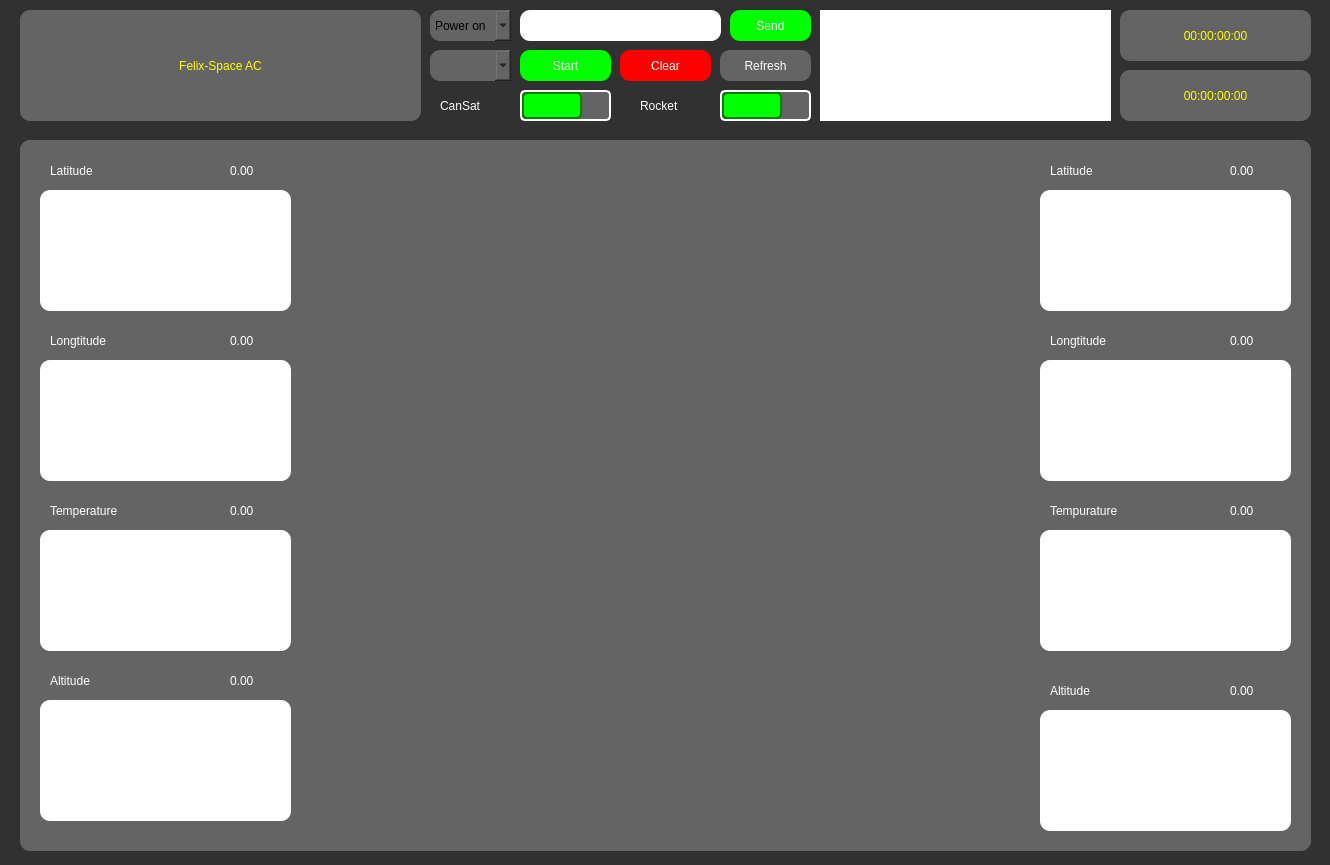
PeerapatArm/TH-CanSat, file Ground-station/resource/ui_TH_GS.ui: the form before one commit.
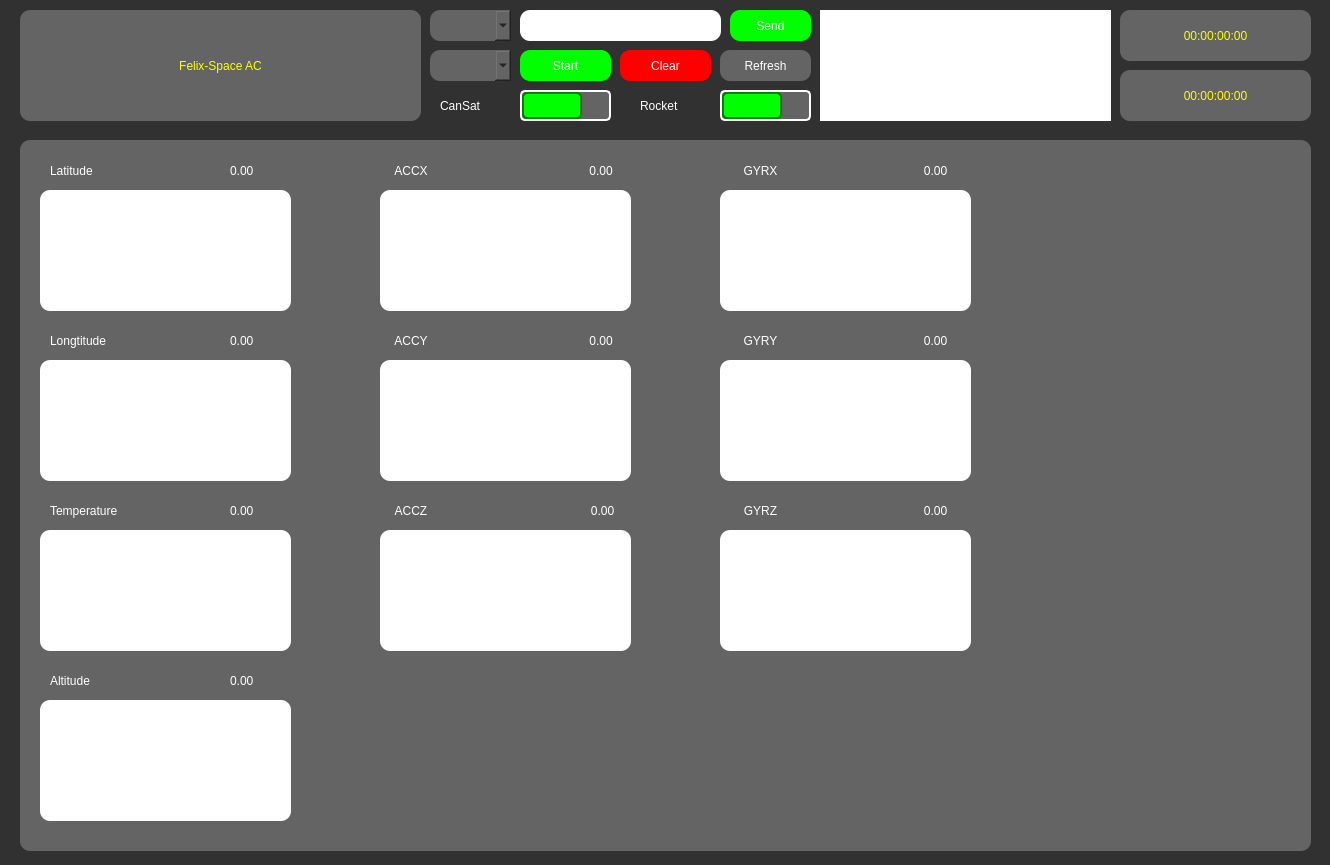
The form after the commit. Custom widgets are drawn as their Qt base class.

Patch:
```diff
--- a/Ground-station/resource/ui_TH_GS.ui
+++ b/Ground-station/resource/ui_TH_GS.ui
@@ -245,10 +245,30 @@
       <string>0.00</string>
      </property>
     </widget>
-    <widget class="PlotWidget" name="Roc_Lat_graph" native="true">
+    <widget class="QLabel" name="T_ACCX">
      <property name="geometry">
       <rect>
-       <x>1020</x>
+       <x>360</x>
+       <y>20</y>
+       <width>62</width>
+       <height>21</height>
+      </rect>
+     </property>
+     <property name="styleSheet">
+      <string notr="true">font: 25 10pt &quot;Bahnschrift Light SemiCondensed&quot;;
+color: white</string>
+     </property>
+     <property name="text">
+      <string>ACCX</string>
+     </property>
+     <property name="alignment">
+      <set>Qt::AlignCenter</set>
+     </property>
+    </widget>
+    <widget class="PlotWidget" name="Can_ACCX_graph" native="true">
+     <property name="geometry">
+      <rect>
+       <x>360</x>
        <y>50</y>
        <width>251</width>
        <height>121</height>
@@ -261,7 +281,7 @@
     <widget class="PlotWidget" name="Roc_Long_graph" native="true">
      <property name="geometry">
       <rect>
-       <x>1020</x>
+       <x>360</x>
        <y>220</y>
        <width>251</width>
        <height>121</height>
@@ -274,7 +294,7 @@
     <widget class="PlotWidget" name="Roc_Temp_graph" native="true">
      <property name="geometry">
       <rect>
-       <x>1020</x>
+       <x>360</x>
        <y>390</y>
        <width>251</width>
        <height>121</height>
@@ -284,25 +304,32 @@
       <string notr="true">background-color: rgb(255, 255, 255);</string>
      </property>
     </widget>
-    <widget class="PlotWidget" name="Roc_Alt_graph" native="true">
+    <widget class="QLabel" name="ACCX">
      <property name="geometry">
       <rect>
-       <x>1020</x>
-       <y>570</y>
-       <width>251</width>
-       <height>121</height>
+       <x>550</x>
+       <y>20</y>
+       <width>62</width>
+       <height>21</height>
       </rect>
      </property>
      <property name="styleSheet">
-      <string notr="true">background-color: rgb(255, 255, 255);</string>
+      <string notr="true">font: 25 10pt &quot;Bahnschrift Light SemiCondensed&quot;;
+color: white</string>
      </property>
+     <property name="text">
+      <string>0.00</string>
+     </property>
+     <property name="alignment">
+      <set>Qt::AlignCenter</set>
+     </property>
     </widget>
     <widget class="QLabel" name="T_Roc_Lat">
      <property name="geometry">
       <rect>
-       <x>1030</x>
-       <y>20</y>
-       <width>81</width>
+       <x>360</x>
+       <y>190</y>
+       <width>62</width>
        <height>21</height>
       </rect>
      </property>
@@ -311,15 +338,18 @@
 color: white</string>
      </property>
      <property name="text">
-      <string>Latitude</string>
+      <string>ACCY</string>
      </property>
+     <property name="alignment">
+      <set>Qt::AlignCenter</set>
+     </property>
     </widget>
     <widget class="QLabel" name="T_Roc_Long">
      <property name="geometry">
       <rect>
-       <x>1030</x>
+       <x>550</x>
        <y>190</y>
-       <width>81</width>
+       <width>62</width>
        <height>21</height>
       </rect>
      </property>
@@ -328,15 +358,18 @@
 color: white</string>
      </property>
      <property name="text">
-      <string>Longtitude</string>
+      <string>0.00</string>
      </property>
+     <property name="alignment">
+      <set>Qt::AlignCenter</set>
+     </property>
     </widget>
     <widget class="QLabel" name="T_Roc_Temp">
      <property name="geometry">
       <rect>
-       <x>1030</x>
+       <x>360</x>
        <y>360</y>
-       <width>91</width>
+       <width>62</width>
        <height>21</height>
       </rect>
      </property>
@@ -345,15 +378,18 @@
 color: white</string>
      </property>
      <property name="text">
-      <string>Tempurature</string>
+      <string>ACCZ</string>
      </property>
+     <property name="alignment">
+      <set>Qt::AlignCenter</set>
+     </property>
     </widget>
     <widget class="QLabel" name="T_Roc_Alt">
      <property name="geometry">
       <rect>
-       <x>1030</x>
-       <y>540</y>
-       <width>81</width>
+       <x>540</x>
+       <y>360</y>
+       <width>85</width>
        <height>21</height>
       </rect>
      </property>
@@ -362,13 +398,55 @@
 color: white</string>
      </property>
      <property name="text">
-      <string>Altitude</string>
+      <string>0.00</string>
      </property>
+     <property name="alignment">
+      <set>Qt::AlignCenter</set>
+     </property>
     </widget>
-    <widget class="QLabel" name="Roc_Lat">
+    <widget class="PlotWidget" name="Can_GYRX_graph" native="true">
      <property name="geometry">
       <rect>
-       <x>1210</x>
+       <x>700</x>
+       <y>50</y>
+       <width>251</width>
+       <height>121</height>
+      </rect>
+     </property>
+     <property name="styleSheet">
+      <string notr="true">background-color: rgb(255, 255, 255);</string>
+     </property>
+    </widget>
+    <widget class="PlotWidget" name="Can_GYRY_graph" native="true">
+     <property name="geometry">
+      <rect>
+       <x>700</x>
+       <y>220</y>
+       <width>251</width>
+       <height>121</height>
+      </rect>
+     </property>
+     <property name="styleSheet">
+      <string notr="true">background-color: rgb(255, 255, 255);</string>
+     </property>
+    </widget>
+    <widget class="PlotWidget" name="Can_GYRZ_graph" native="true">
+     <property name="geometry">
+      <rect>
+       <x>700</x>
+       <y>390</y>
+       <width>251</width>
+       <height>121</height>
+      </rect>
+     </property>
+     <property name="styleSheet">
+      <string notr="true">background-color: rgb(255, 255, 255);</string>
+     </property>
+    </widget>
+    <widget class="QLabel" name="T_GYRX">
+     <property name="geometry">
+      <rect>
+       <x>710</x>
        <y>20</y>
        <width>61</width>
        <height>21</height>
@@ -379,13 +457,16 @@
 color: white</string>
      </property>
      <property name="text">
-      <string>0.00</string>
+      <string>GYRX</string>
      </property>
+     <property name="alignment">
+      <set>Qt::AlignCenter</set>
+     </property>
     </widget>
     <widget class="QLabel" name="Roc_Long">
      <property name="geometry">
       <rect>
-       <x>1210</x>
+       <x>710</x>
        <y>190</y>
        <width>61</width>
        <height>21</height>
@@ -396,13 +477,16 @@
 color: white</string>
      </property>
      <property name="text">
-      <string>0.00</string>
+      <string>GYRY</string>
      </property>
+     <property name="alignment">
+      <set>Qt::AlignCenter</set>
+     </property>
     </widget>
     <widget class="QLabel" name="Roc_Temp">
      <property name="geometry">
       <rect>
-       <x>1210</x>
+       <x>710</x>
        <y>360</y>
        <width>61</width>
        <height>21</height>
@@ -413,15 +497,38 @@
 color: white</string>
      </property>
      <property name="text">
+      <string>GYRZ</string>
+     </property>
+     <property name="alignment">
+      <set>Qt::AlignCenter</set>
+     </property>
+    </widget>
+    <widget class="QLabel" name="GYRX">
+     <property name="geometry">
+      <rect>
+       <x>880</x>
+       <y>20</y>
+       <width>71</width>
+       <height>21</height>
+      </rect>
+     </property>
+     <property name="styleSheet">
+      <string notr="true">font: 25 10pt &quot;Bahnschrift Light SemiCondensed&quot;;
+color: white</string>
+     </property>
+     <property name="text">
       <string>0.00</string>
      </property>
+     <property name="alignment">
+      <set>Qt::AlignCenter</set>
+     </property>
     </widget>
     <widget class="QLabel" name="Roc_Alt">
      <property name="geometry">
       <rect>
-       <x>1210</x>
-       <y>540</y>
-       <width>61</width>
+       <x>880</x>
+       <y>190</y>
+       <width>71</width>
        <height>21</height>
       </rect>
      </property>
@@ -431,6 +538,29 @@
      </property>
      <property name="text">
       <string>0.00</string>
+     </property>
+     <property name="alignment">
+      <set>Qt::AlignCenter</set>
+     </property>
+    </widget>
+    <widget class="QLabel" name="GYRZ">
+     <property name="geometry">
+      <rect>
+       <x>880</x>
+       <y>360</y>
+       <width>71</width>
+       <height>21</height>
+      </rect>
+     </property>
+     <property name="styleSheet">
+      <string notr="true">font: 25 10pt &quot;Bahnschrift Light SemiCondensed&quot;;
+color: white</string>
+     </property>
+     <property name="text">
+      <string>0.00</string>
+     </property>
+     <property name="alignment">
+      <set>Qt::AlignCenter</set>
      </property>
     </widget>
    </widget>
@@ -571,16 +701,6 @@
 border-radius: 10px;
 font: 25 8pt &quot;Bahnschrift Light SemiCondensed&quot;;</string>
     </property>
-    <item>
-     <property name="text">
-      <string>Power on</string>
-     </property>
-    </item>
-    <item>
-     <property name="text">
-      <string>Power off</string>
-     </property>
-    </item>
    </widget>
    <widget class="QComboBox" name="Port_box">
     <property name="geometry">
```
Left out of the diff: 18 changed lines with no effect on the pictures.
